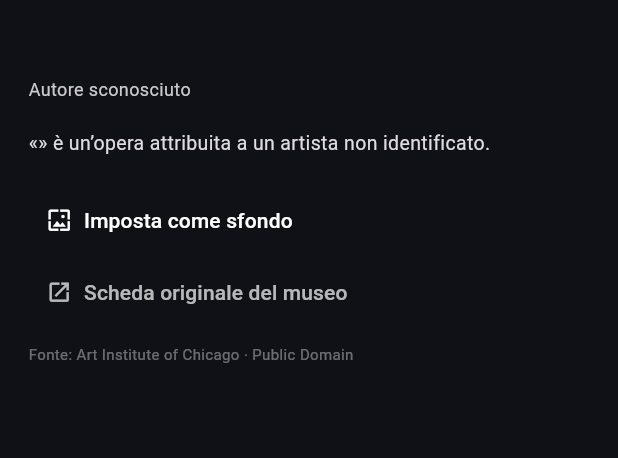
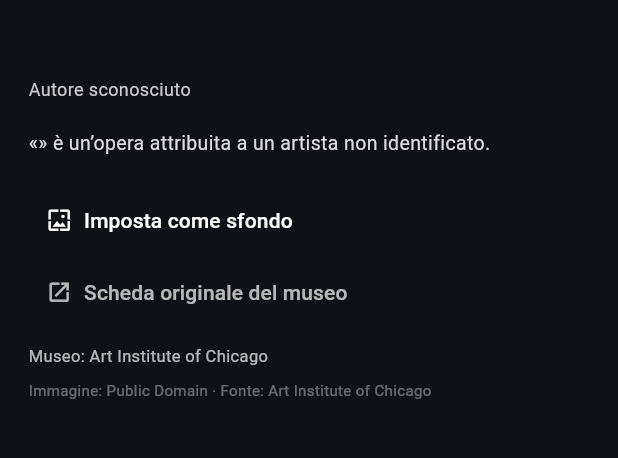
Before and after one commit to riccardopinato/ArtDrift-Infinite-Art-Gallery, a Flutter app: the _Caption widget shown alone on an empty page, opened directly with empty values, on a phone screen of 412 x 824 dp, the part 39-497 px from its top. Run offline on Flutter 3.47's test engine with Material 3 defaults, Android fonts, the phone set to English and light mode, and no system bars; our stand-ins replace shared_preferences; accounts and stored records are empty; network calls fail; project files that could hold a hidden picture were left out.

Commit message:
feat(museums): show museum, artist/date, technique, dimensions, factual caption and rights

```diff
--- a/lib/screens/artwork_detail.dart
+++ b/lib/screens/artwork_detail.dart
@@ -197,11 +197,18 @@ class _Caption extends StatelessWidget {
             label: const Text('Scheda originale del museo'),
             style: TextButton.styleFrom(foregroundColor: Colors.white70)),
           const SizedBox(height: 10),
-          Text(artwork.museumSource == 'met'
-              ? 'Fonte: The Metropolitan Museum of Art · CC0'
-              : artwork.museumSource == 'cleveland'
-                  ? 'Fonte: Cleveland Museum of Art · CC0'
-                  : 'Fonte: Art Institute of Chicago · Public Domain',
+          Text('Museo: ' + artwork.displayedMuseum,
+            style: const TextStyle(color: Colors.white70, fontSize: 11)),
+          if (artwork.medium.isNotEmpty || artwork.technique.isNotEmpty)
+            Text('Tecnica: ' +
+                (artwork.technique.isNotEmpty ? artwork.technique : artwork.medium),
+              style: const TextStyle(color: Colors.white54, fontSize: 11)),
+          if (artwork.dimensions.isNotEmpty)
+            Text('Dimensioni: ' + artwork.dimensions,
+              style: const TextStyle(color: Colors.white54, fontSize: 11)),
+          const SizedBox(height: 8),
+          Text('Immagine: ' + artwork.displayedLicense +
+              ' · Fonte: ' + artwork.displayedMuseum,
             style: const TextStyle(color: Colors.white38, fontSize: 10)),
         ],
       )),
```
